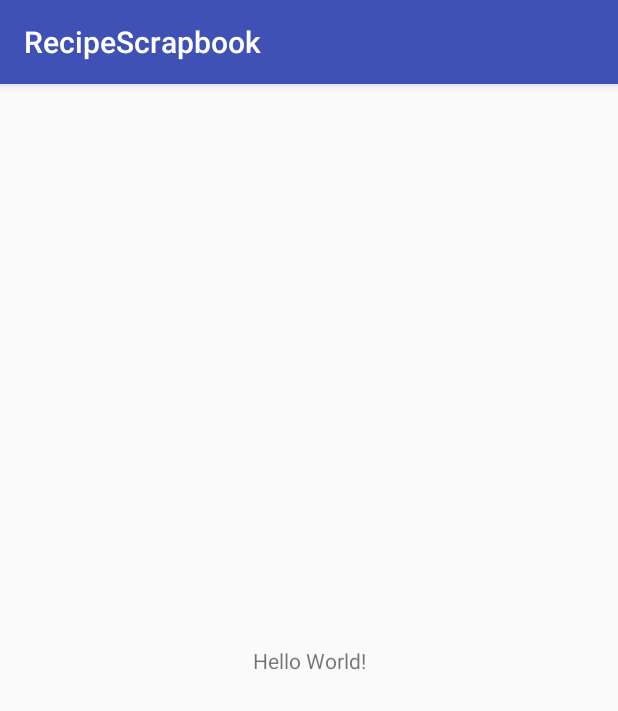
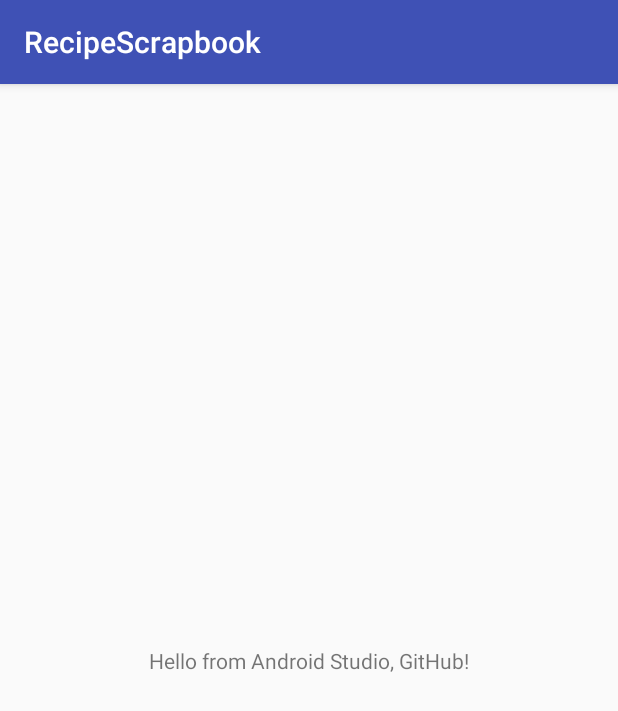
Before and after one commit to kkimbrough81/RecipeScrapbookRepository, an Android app: the screen it shows after launch (MainActivity), on a phone screen of 412 x 824 dp. Shown: the top 711 px of the screen. Run offline under Robolectric (Android 15) with nearby library versions, the phone set to English and light mode, and no system bars.

Commit message:
Attempting to commit a change from within Android Studio.

```diff
--- a/app/src/main/res/layout/activity_main.xml
+++ b/app/src/main/res/layout/activity_main.xml
@@ -9,7 +9,7 @@
     <TextView
         android:layout_width="wrap_content"
         android:layout_height="wrap_content"
-        android:text="Hello World!"
+        android:text="Hello from Android Studio, GitHub!"
         app:layout_constraintBottom_toBottomOf="parent"
         app:layout_constraintLeft_toLeftOf="parent"
         app:layout_constraintRight_toRightOf="parent"
--- a/build.gradle
+++ b/build.gradle
@@ -7,7 +7,7 @@ buildscript {
         jcenter()
     }
     dependencies {
-        classpath 'com.android.tools.build:gradle:3.0.0'
+        classpath 'com.android.tools.build:gradle:3.0.1'
 
 
         // NOTE: Do not place your application dependencies here; they belong
```
